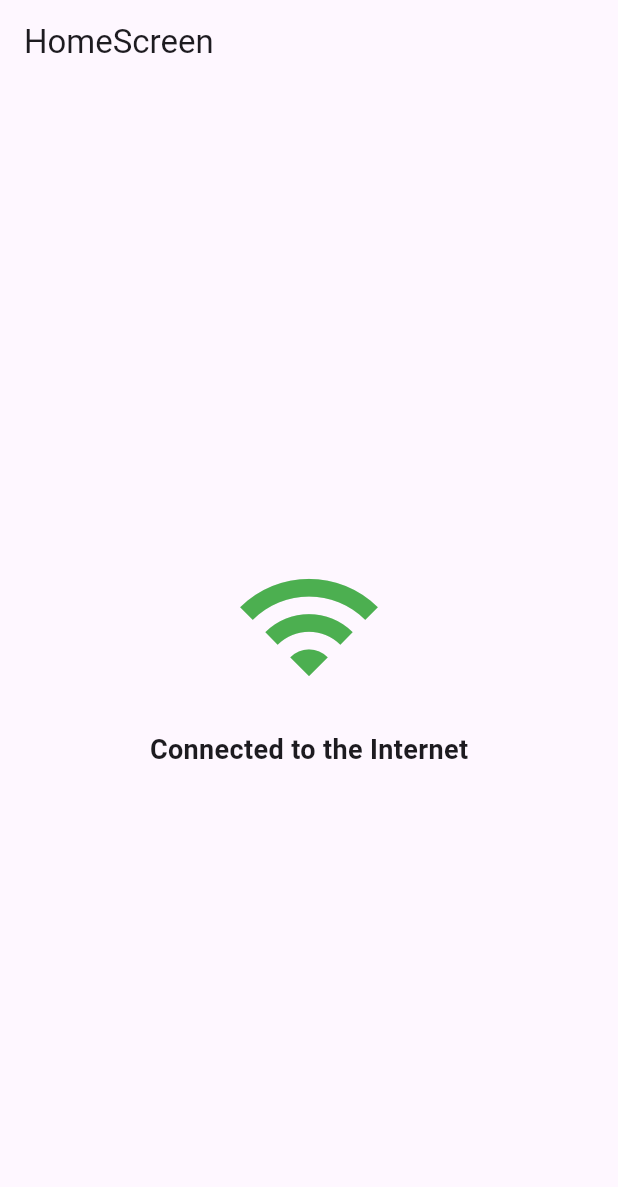
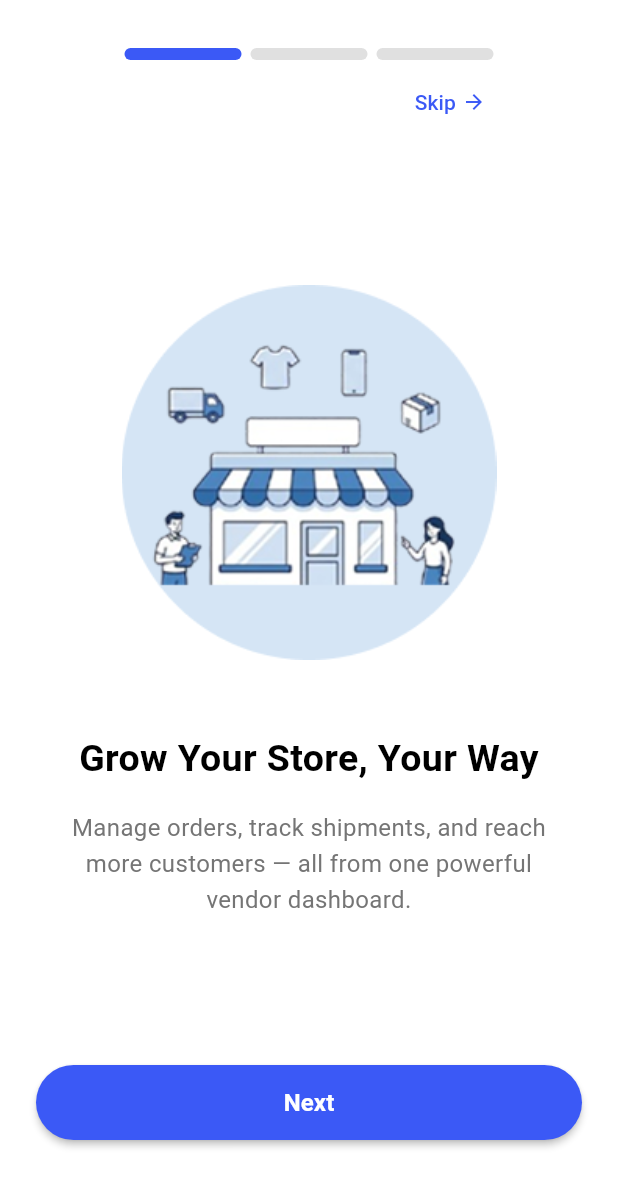
Before and after one commit to dinseanghai/shoppex, a Flutter app: the screen it shows after launch, on a phone screen of 412 x 824 dp. Shown: the top 1187 px of the screen. Run offline on Flutter 3.47's test engine with Material 3 defaults, Android fonts, the phone set to English and light mode, and no system bars; our stand-ins replace connectivity_plus, dio, flutter_native_splash, get.

Commit message:
feat(onboarding): finish onboarding screen

```diff
--- a/lib/app.dart
+++ b/lib/app.dart
@@ -5,6 +5,8 @@ import 'package:shoppex/routes/app_pages.dart';
 import 'flavors.dart';
 import 'localization/app_translations.dart';
 import 'modules/home/views/home_view.dart';
+import 'modules/onboarding/controllers/onboarding_controller.dart';
+import 'modules/onboarding/views/onboarding_view.dart';
 
 
 class App extends StatelessWidget {
@@ -15,11 +17,29 @@ class App extends StatelessWidget {
     return GetMaterialApp(
       title: F.title,
       theme: ThemeData(primarySwatch: Colors.blue),
-      home: _flavorBanner(child: HomeView(), show: kDebugMode),
       debugShowCheckedModeBanner: false,
       translations: AppTranslations(),
-      locale: Locale('en', 'US'),
-      fallbackLocale: Locale('en', 'UK'),
+      locale: const Locale('en', 'US'),
+      fallbackLocale: const Locale('en', 'UK'),
+
+      // 1. Define the initial route string instead of using 'home'
+      initialRoute: Routes.ONBOARDING,
+
+      getPages: [
+        // 2. Map the Onboarding Route and attach its controller binding
+        GetPage(
+          name: Routes.ONBOARDING,
+          page: () => _flavorBanner(child: const OnboardingView(), show: kDebugMode),
+          binding: BindingsBuilder(() {
+            Get.lazyPut<OnboardingController>(() => OnboardingController());
+          }),
+        ),
+        // 3. Map the Home Route
+        GetPage(
+          name: Routes.HOME,
+          page: () => _flavorBanner(child: const HomeView(), show: kDebugMode),
+        ),
+      ],
     );
   }
 
--- a/lib/core/constants/app_assets.dart
+++ b/lib/core/constants/app_assets.dart
@@ -3,4 +3,8 @@ class AppAssets {
   static const String _iconPath = "assets/icons";
 
   static const String splash = "$_imagePath/splash.png";
+  static const String onboarding_1 = "$_imagePath/onboarding_1.png";
+  static const String onboarding_2 = "$_imagePath/onboarding_2.png";
+  static const String onboarding_3 = "$_imagePath/onboarding_3.png";
+  static const String onboarding_4 = "$_imagePath/onboarding_4.png";
 }
--- a/lib/core/constants/app_colors.dart
+++ b/lib/core/constants/app_colors.dart
@@ -2,7 +2,7 @@
 import 'dart:ui';
 
 class AppColors {
-  static const Color background = Color(0xFFF5F5F5);
+  static const Color background = Color(0xFFFFFFFF);
   static const Color surface = Color(0xFFFFFFFF);
   static Color outline = Color(0xFF79747E);
 
@@ -14,4 +14,6 @@ class AppColors {
   static const Color error = Color(0xFFB00020);
   static const Color warning = Color(0xFFFFC107);
   static const Color info = Color(0xFF2196F3);
+
+  static const Color buttonPrimary = Color(0xFF3B59F6);
 }
--- a/lib/core/constants/app_size.dart
+++ b/lib/core/constants/app_size.dart
@@ -30,4 +30,6 @@ class AppSizes {
   static const gapH20 = SizedBox(height: AppSizes.p20);
   static const gapH24 = SizedBox(height: AppSizes.p24);
   static const gapH32 = SizedBox(height: AppSizes.p32);
+  static const gapH48 = SizedBox(height: AppSizes.p48);
+  static const gapH64 = SizedBox(height: AppSizes.p64);
 }
--- a/lib/core/constants/app_string.dart
+++ b/lib/core/constants/app_string.dart
@@ -13,4 +13,14 @@ class AppStrings {
     static const String backOnlineTitle = "Connected";
     static const String backOnlineMsg = "You are back online!";
 
+    //Other String
+    static const String onboarding_1_title = "ShoppeX";
+    static const String onboarding_1_dec = "Your marketplace, your way.";
+    static const String onboarding_2_title = "Grow Your Store, Your Way";
+    static const String onboarding_2_dec = "Manage orders, track shipments, and reach more customers — all from one powerful vendor dashboard.";
+    static const String onboarding_3_title = "Boost Your Sale";
+    static const String onboarding_3_dec = "Access powerful analytics and insights to understand your customers and grow your business faster.";
+    static const String onboarding_4_title = "Safe & Secure";
+    static const String onboarding_4_dec = "Your data is protected with bank-level security. Focus on growing your business with peace of mind.";
+
 }
--- /dev/null
+++ b/lib/core/theme/app_text_styles.dart
@@ -0,0 +1,19 @@
+import 'package:flutter/material.dart';
+
+abstract class AppTextStyles {
+  static const String _fontFamily = 'Roboto';
+
+  static final TextStyle displayLarge = TextStyle(
+    fontFamily: _fontFamily,
+    fontSize: 32.0,
+    fontWeight: FontWeight.bold,
+    letterSpacing: -0.5,
+  );
+
+  static final TextStyle buttonPrimary = TextStyle(
+    fontFamily: _fontFamily,
+    fontSize: 16.0,
+    fontWeight: FontWeight.w600,
+    letterSpacing: 0.5,
+  );
+}
--- /dev/null
+++ b/lib/data/models/onboarding_model.dart
@@ -0,0 +1,12 @@
+class OnboardingModel {
+  final String title;
+  final String description;
+  final String imagePath;
+
+  OnboardingModel({
+    required this.title,
+    required this.description,
+    required this.imagePath,
+});
+
+}
--- a/lib/main.dart
+++ b/lib/main.dart
@@ -10,22 +10,26 @@ import 'flavors.dart';
 
 void main() {
   WidgetsBinding widgetsBinding = WidgetsFlutterBinding.ensureInitialized();
+
   try {
     F.appFlavor = Flavor.values.firstWhere(
-      (e) => e.name == appFlavor,
+          (e) => e.name == appFlavor,
       orElse: () => Flavor.dev,
     );
   } catch (e) {
     F.appFlavor = Flavor.dev;
   }
 
-  DependencyInjection.init();
-
+  // Preserve the splash screen
   FlutterNativeSplash.preserve(widgetsBinding: widgetsBinding);
 
-  Get.lazyPut(() => Connectivity());
-  Get.lazyPut<NetworkInfo>(() => NetworkInfoImpl(Get.find()));
+  // Initialize synchronous dependencies
+  DependencyInjection.init();
+  Get.lazyPut(() => Connectivity(), fenix: true);
+  Get.lazyPut<NetworkInfo>(() => NetworkInfoImpl(Get.find()), fenix: true);
 
+  runApp(const App());
+
+  // Remove the splash screen right as the App widget mounts
   FlutterNativeSplash.remove();
-  runApp(const App());
 }
--- /dev/null
+++ b/lib/modules/onboarding/bindings/onboarding_binding.dart
@@ -0,0 +1,12 @@
+import 'package:get/get.dart';
+
+import '../controllers/onboarding_controller.dart';
+
+class OnboardingBinding extends Bindings {
+  @override
+  void dependencies() {
+    Get.lazyPut<OnboardingController>(
+      () => OnboardingController(),
+    );
+  }
+}
--- /dev/null
+++ b/lib/modules/onboarding/controllers/onboarding_controller.dart
@@ -0,0 +1,96 @@
+import 'package:flutter/material.dart';
+import 'package:get/get.dart';
+import 'package:shoppex/core/constants/app_assets.dart';
+import 'package:shoppex/core/constants/app_string.dart';
+import '../../../data/models/onboarding_model.dart';
+import '../../../routes/app_pages.dart';
+
+
+class OnboardingController extends GetxController {
+  final pageController = PageController();
+  var currentIndex = 0.obs;
+
+  bool get isLastPage => currentIndex.value == onboardingPages.length - 1;
+
+  final List<OnboardingModel> onboardingPages = [
+    OnboardingModel(
+      imagePath: AppAssets.onboarding_1,
+      title: AppStrings.onboarding_1_title,
+      description: AppStrings.onboarding_1_dec,
+    ),
+    OnboardingModel(
+      imagePath: AppAssets.onboarding_2,
+      title: AppStrings.onboarding_2_title,
+      description: AppStrings.onboarding_2_dec,
+    ),
+    OnboardingModel(
+      imagePath: AppAssets.onboarding_3,
+      title: AppStrings.onboarding_3_title,
+      description: AppStrings.onboarding_3_dec,
+    ),
+    OnboardingModel(
+      imagePath: AppAssets.onboarding_4,
+      title: AppStrings.onboarding_4_title,
+      description: AppStrings.onboarding_4_dec,
+    ),
+  ];
+
+  @override
+  void onReady() {
+    super.onReady();
+    _startInitialAutoTransition();
+  }
+
+  void _startInitialAutoTransition() {
+    Future.delayed(const Duration(seconds: 4), () {
+      if (currentIndex.value == 0) {
+        pageController.animateToPage(
+          1,
+          duration: const Duration(milliseconds: 500),
+          curve: Curves.easeInOut,
+        );
+      }
+    });
+  }
+
+  void nextPage() {
+    if (isLastPage) {
+      goToHome();
+    } else {
+      pageController.nextPage(
+        duration: const Duration(milliseconds: 300),
+        curve: Curves.easeInOut,
+      );
+    }
+  }
+
+  void goToHome() {
+    Get.offAllNamed(Routes.HOME);
+  }
+
+  @override
+  void onClose() {
+    pageController.dispose();
+    super.onClose();
+  }
+}
+
+/// Custom ScrollPhysics that locks backward swiping only when on or past page 1.
+class LockBackwardScrollPhysics extends ScrollPhysics {
+  const LockBackwardScrollPhysics({ScrollPhysics? parent}) : super(parent: parent);
+
+  @override
+  LockBackwardScrollPhysics applyTo(ScrollPhysics? ancestor) {
+    return LockBackwardScrollPhysics(parent: buildParent(ancestor));
+  }
+
+  @override
+  double applyBoundaryConditions(ScrollMetrics position, double value) {
+    // value < position.pixels means the user is trying to scroll backwards (left-to-right swipe)
+    // position.pixels <= position.maxScrollExtent / (pagesCount - 1) * 1 checking if we are past page 0 boundary
+    if (value < position.pixels && position.pixels <= (position.maxScrollExtent / 3)) {
+      return value - position.pixels; // Block the overscroll movement backwards to page 0
+    }
+    return super.applyBoundaryConditions(position, value);
+  }
+}
--- /dev/null
+++ b/lib/modules/onboarding/views/onboarding_view.dart
@@ -0,0 +1,185 @@
+import 'package:flutter/material.dart';
+import 'package:get/get.dart';
+import 'package:shoppex/core/constants/app_size.dart';
+import '../../../core/constants/app_colors.dart';
+import '../../../data/models/onboarding_model.dart';
+import '../../../shared/widgets/custom_button.dart';
+import '../controllers/onboarding_controller.dart';
+
+
+class OnboardingView extends GetView<OnboardingController> {
+  const OnboardingView({Key? key}) : super(key: key);
+
+  @override
+  Widget build(BuildContext context) {
+    return Scaffold(
+      backgroundColor: AppColors.background,
+      body: SafeArea(
+        child: Column(
+          children: [
+            AppSizes.gapH32,
+
+            // 1. Top Bar Section (Hidden on the first auto-play slide)
+            Obx(() {
+              if (controller.currentIndex.value == 0) {
+                return AppSizes.gapH48; // Invisible matching gap spacer
+              }
+              return _buildTopBar();
+            }),
+
+            // 2. Centralized Content Pages
+            Expanded(
+              child: Obx(() {
+                return PageView.builder(
+                  controller: controller.pageController,
+                  // Dynamic physics: If on screen 2+, activate backward lock physics
+                  physics: controller.currentIndex.value > 0
+                      ? const LockBackwardScrollPhysics(parent: BouncingScrollPhysics())
+                      : const BouncingScrollPhysics(),
+                  onPageChanged: controller.currentIndex,
+                  itemCount: controller.onboardingPages.length,
+                  itemBuilder: (context, index) {
+                    final pageData = controller.onboardingPages[index];
+                    return _buildPageTemplate(pageData, index == 0);
+                  },
+                );
+              }),
+            ),
+
+            // 3. Bottom Action Buttons Section (Hidden on the first auto-play slide)
+            Obx(() {
+              if (controller.currentIndex.value == 0) {
+                // Replaced the dot with an empty widget that takes up no layout space
+                return const SizedBox.shrink();
+              }
+              return _buildBottomButton();
+            }),
+            AppSizes.gapH64,
+          ],
+        ),
+      ),
+    );
+  }
+
+  Widget _buildPageTemplate(OnboardingModel data, bool isFirstPage) {
+    return Padding(
+      padding: const EdgeInsets.symmetric(horizontal: 40.0),
+      child: Column(
+        mainAxisAlignment: MainAxisAlignment.center,
+        children: [
+          // Using a placeholder icon if assets are missing during test
+          Image.asset(
+            data.imagePath,
+            height: 250,
+            fit: BoxFit.contain,
+            errorBuilder: (context, error, stackTrace) => const Icon(
+              Icons.image_outlined,
+              size: 250,
+              color: AppColors.textSecondary,
+            ),
+          ),
+
+          // --- CHANGED HERE ---
+          // Reduces or removes the gap specifically for the first page
+          isFirstPage ? const SizedBox(height: 16) : AppSizes.gapH48,
+
+          Text(
+            data.title,
+            textAlign: TextAlign.center,
+            style: TextStyle(
+              fontSize: isFirstPage ? 35 : 25,
+              fontWeight: FontWeight.bold,
+              color: AppColors.textPrimary,
+            ),
+          ),
+          AppSizes.gapH16,
+          Text(
+            data.description,
+            textAlign: TextAlign.center,
+            style: TextStyle(
+              fontSize: 16,
+              color: AppColors.textSecondary,
+              height: 1.5,
+            ),
+          ),
+        ],
+      ),
+    );
+  }
+
+  Widget _buildTopBar() {
+    return Padding(
+      // Reduced horizontal padding slightly so the skip button aligns nicely on the right
+      padding: const EdgeInsets.symmetric(horizontal: 80),
+      child: Column(
+        crossAxisAlignment: CrossAxisAlignment.end, // Aligns the Skip button to the right side
+        children: [
+          // 1. Progress Indicators (Takes full width now)
+          SizedBox(
+            height: 8,
+            child: Row(
+              children: List.generate(controller.onboardingPages.length - 1, (index) {
+                return Expanded(
+                  child: Obx(() {
+                    bool isVisited = controller.currentIndex.value >= (index + 1);
+                    return Container(
+                      margin: const EdgeInsets.symmetric(horizontal: 3),
+                      decoration: BoxDecoration(
+                        color: isVisited ? const Color(0xFF3B59F6) : Colors.grey[300],
+                        borderRadius: BorderRadius.circular(5),
+                      ),
+                    );
+                  }),
+                );
+              }),
+            ),
+          ),
+
+          AppSizes.gapH4, // Space between progress bars and Skip button
+
+          // 2. Skip Button
+          CustomButton(
+            text: '',
+            buttontype: ButtonType.text,
+            onPressed: controller.goToHome,
+            textWidget: const Row(
+              // 1. Tell the row to stretch across the button's full width
+              mainAxisSize: MainAxisSize.max,
+              // 2. This will now successfully push the children to the far right
+              mainAxisAlignment: MainAxisAlignment.end,
+              children: [
+                Text(
+                  'Skip',
+                  style: TextStyle(color: Color(0xFF3B59F6), fontSize: 14, fontWeight: FontWeight.w500),
+                ),
+                SizedBox(width: 4),
+                Icon(
+                  Icons.arrow_forward,
+                  size: 16,
+                  color: Color(0xFF3B59F6),
+                ),
+              ],
+            ),
+          )
+        ],
+      ),
+    );
+  }
+
+  Widget _buildBottomButton() {
+    return Padding(
+      padding: const EdgeInsets.symmetric(horizontal: 24.0),
+      child: CustomButton(
+        text: '', // Left blank because we are passing a dynamic textWidget instead
+        buttontype: ButtonType.elevated,
+        height: 50,
+        width: double.infinity,
+        onPressed: controller.nextPage,
+        textWidget: Obx(() => Text(
+          controller.isLastPage ? 'Get Started' : 'Next',
+          style: const TextStyle(fontSize: 16, fontWeight: FontWeight.bold, color: Colors.white),
+        )),
+      ),
+    );
+  }
+}
--- a/lib/routes/app_pages.dart
+++ b/lib/routes/app_pages.dart
@@ -1,6 +1,9 @@
 import 'package:get/get.dart';
+
 import '../modules/home/bindings/home_binding.dart';
 import '../modules/home/views/home_view.dart';
+import '../modules/onboarding/bindings/onboarding_binding.dart';
+import '../modules/onboarding/views/onboarding_view.dart';
 
 part 'app_routes.dart';
 
@@ -15,5 +18,10 @@ class AppPages {
       page: () => const HomeView(),
       binding: HomeBinding(),
     ),
+    GetPage(
+      name: _Paths.ONBOARDING,
+      page: () => const OnboardingView(),
+      binding: OnboardingBinding(),
+    ),
   ];
 }
--- a/lib/routes/app_routes.dart
+++ b/lib/routes/app_routes.dart
@@ -4,9 +4,11 @@ part of 'app_pages.dart';
 abstract class Routes {
   Routes._();
   static const HOME = _Paths.HOME;
+  static const ONBOARDING = _Paths.ONBOARDING;
 }
 
 abstract class _Paths {
   _Paths._();
   static const HOME = '/home';
+  static const ONBOARDING = '/onboarding';
 }
--- a/lib/shared/widgets/custom_button.dart
+++ b/lib/shared/widgets/custom_button.dart
@@ -0,0 +1,146 @@
+import 'package:flutter/material.dart';
+import '../../core/constants/app_colors.dart';
+import '../../core/constants/app_size.dart';
+import '../../core/theme/app_text_styles.dart';
+
+enum ButtonType { elevated, filled, tonal, outlined, text }
+
+class CustomButton extends StatelessWidget {
+  final String text;
+  final VoidCallback? onPressed;
+  final ButtonType buttontype;
+  final IconData? icon;
+  final bool isLoading;
+  final double? width;
+  final double height;
+  final Widget? textWidget;
+
+  const CustomButton({
+    super.key,
+    required this.text,
+    required this.onPressed,
+    this.buttontype = ButtonType.filled,
+    this.icon,
+    this.isLoading = false,
+    this.width,
+    this.height = 48.0, // Updated to standard hit-target size using p48 concept
+    this.textWidget,
+  });
+
+  // --- Button Styles Linked to App Tokens ---
+  ButtonStyle _elevateStyle() {
+    return ElevatedButton.styleFrom(
+      elevation: 2,
+      backgroundColor: AppColors.buttonPrimary,
+      foregroundColor: AppColors.textOnPrimary,
+      shape: RoundedRectangleBorder(borderRadius: BorderRadius.circular(30)),
+    );
+  }
+
+  ButtonStyle _filledStyle() {
+    return FilledButton.styleFrom(
+      backgroundColor: AppColors.buttonPrimary,
+      foregroundColor: AppColors.textOnPrimary,
+      shape: RoundedRectangleBorder(borderRadius: BorderRadius.circular(30)),
+    );
+  }
+
+  ButtonStyle _tonalStyle() {
+    return FilledButton.styleFrom(
+      backgroundColor: AppColors.info.withOpacity(0.2), // Derived tonal look from Info Token
+      foregroundColor: AppColors.buttonPrimary,
+      shape: RoundedRectangleBorder(borderRadius: BorderRadius.circular(30)),
+    );
+  }
+
+  ButtonStyle _outlinedStyle() {
+    return OutlinedButton.styleFrom(
+      backgroundColor: Colors.transparent,
+      foregroundColor: AppColors.buttonPrimary,
+      side: const BorderSide(color: AppColors.buttonPrimary, width: 1.5),
+      shape: RoundedRectangleBorder(borderRadius: BorderRadius.circular(30)),
+    );
+  }
+
+  ButtonStyle _textStyle() {
+    return TextButton.styleFrom(
+      foregroundColor: AppColors.buttonPrimary,
+      padding: EdgeInsets.symmetric(horizontal: 8),
+      tapTargetSize: MaterialTapTargetSize.shrinkWrap,
+      minimumSize: Size.zero,
+    );
+  }
+
+  @override
+  Widget build(BuildContext context) {
+    // 1. Determine text styling colors dynamically based on background
+    final bool isDarkBackground = buttontype == ButtonType.filled || buttontype == ButtonType.elevated;
+
+    final TextStyle defaultStyle = AppTextStyles.buttonPrimary.copyWith(
+      color: isDarkBackground ? AppColors.textOnPrimary : AppColors.buttonPrimary,
+    );
+
+    // 2. Select the content layer (Default Text vs Custom Widget / Obx)
+    final Widget labelWidget = textWidget ?? Text(text, style: defaultStyle);
+
+    // 3. Loading Indicator with color match guarantees
+    final Widget finalContent = isLoading
+        ? SizedBox(
+      width: 20,
+      height: 20,
+      child: CircularProgressIndicator(
+        strokeWidth: 2,
+        color: isDarkBackground ? AppColors.textOnPrimary : AppColors.buttonPrimary,
+      ),
+    )
+        : labelWidget;
+
+    // 4. Select Button Styles Configuration
+    ButtonStyle currentStyle;
+    switch (buttontype) {
+      case ButtonType.elevated: currentStyle = _elevateStyle(); break;
+      case ButtonType.filled: currentStyle = _filledStyle(); break;
+      case ButtonType.tonal: currentStyle = _tonalStyle(); break;
+      case ButtonType.outlined: currentStyle = _outlinedStyle(); break;
+      case ButtonType.text: currentStyle = _textStyle(); break;
+    }
+
+    // 5. Build Content Engine Layout
+    Widget button;
+    if (icon != null && !isLoading) {
+      button = _buildIconButton(currentStyle, finalContent);
+    } else {
+      button = _buildStandardButton(currentStyle, finalContent);
+    }
+
+    // 6. Layout Bounds Control
+    return Align(
+      alignment: Alignment.topCenter,
+      child: SizedBox(
+        width: width ?? double.infinity,
+        height: height,
+        child: button,
+      ),
+    );
+  }
+
+  Widget _buildIconButton(ButtonStyle style, Widget label) {
+    switch (buttontype) {
+      case ButtonType.elevated: return ElevatedButton.icon(onPressed: onPressed, style: style, icon: Icon(icon), label: label);
+      case ButtonType.filled: return FilledButton.icon(onPressed: onPressed, style: style, icon: Icon(icon), label: label);
+      case ButtonType.tonal: return FilledButton.tonalIcon(onPressed: onPressed, style: style, icon: Icon(icon), label: label);
+      case ButtonType.outlined: return OutlinedButton.icon(onPressed: onPressed, style: style, icon: Icon(icon), label: label);
+      case ButtonType.text: return TextButton.icon(onPressed: onPressed, style: style, icon: Icon(icon), label: label);
+    }
+  }
+
+  Widget _buildStandardButton(ButtonStyle style, Widget child) {
+    switch (buttontype) {
+      case ButtonType.elevated: return ElevatedButton(onPressed: onPressed, style: style, child: child);
+      case ButtonType.filled: return FilledButton(onPressed: onPressed, style: style, child: child);
+      case ButtonType.tonal: return FilledButton.tonal(onPressed: onPressed, style: style, child: child);
+      case ButtonType.outlined: return OutlinedButton(onPressed: onPressed, style: style, child: child);
+      case ButtonType.text: return TextButton(onPressed: onPressed, style: style, child: child);
+    }
+  }
+}
```
Also changed, not shown: assets/images/onboarding_1.png (added), assets/images/onboarding_2.png (added), assets/images/onboarding_3.png (added), assets/images/onboarding_4.png (added).
